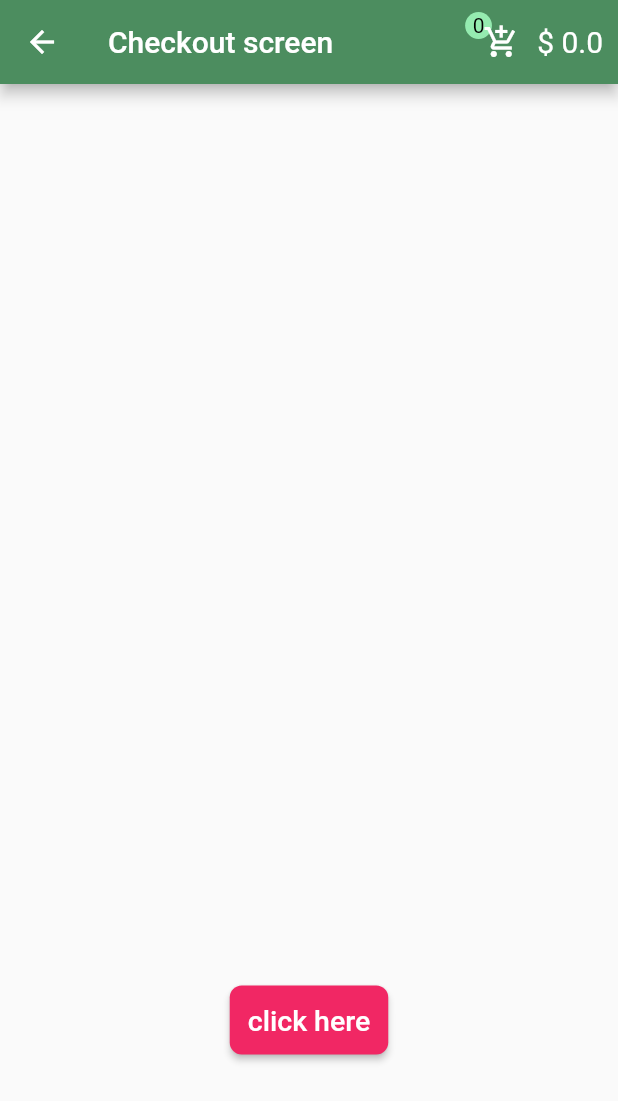
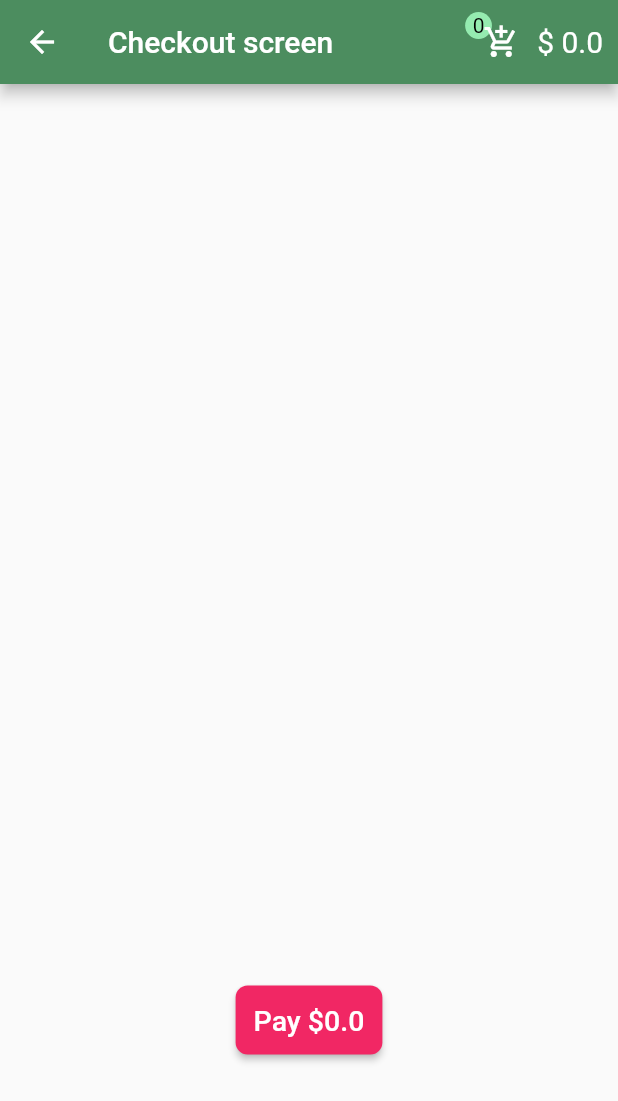
Before and after one commit to RamezEmad55555/flutter_applaction_1, a Flutter app: the CheckOut screen opened directly, on a phone screen of 412 x 824 dp. Shown: the top 1101 px of the screen. Run offline on Flutter 3.47's test engine with Material 2 defaults, Android fonts, the phone set to English and light mode, and no system bars.

Commit message:
apear the total price

```diff
--- a/lib/pages/checkout.dart
+++ b/lib/pages/checkout.dart
@@ -47,14 +47,14 @@ class CheckOut extends StatelessWidget {
               ElevatedButton(
                   onPressed: () {},
                   child: Text(
-                    "click here",
+                    "Pay \$${ClassInstance.price}",
                     style: TextStyle(fontSize: 19),
                   ),
                   style: ButtonStyle(
                       backgroundColor: MaterialStateProperty.all(BTNpink),
                       padding: MaterialStateProperty.all(EdgeInsets.all(12)),
                       shape: MaterialStateProperty.all(RoundedRectangleBorder(
-                          borderRadius: BorderRadius.circular(8)))))
+                          borderRadius: BorderRadius.circular(8))))),
             ],
           ),
         );
```
